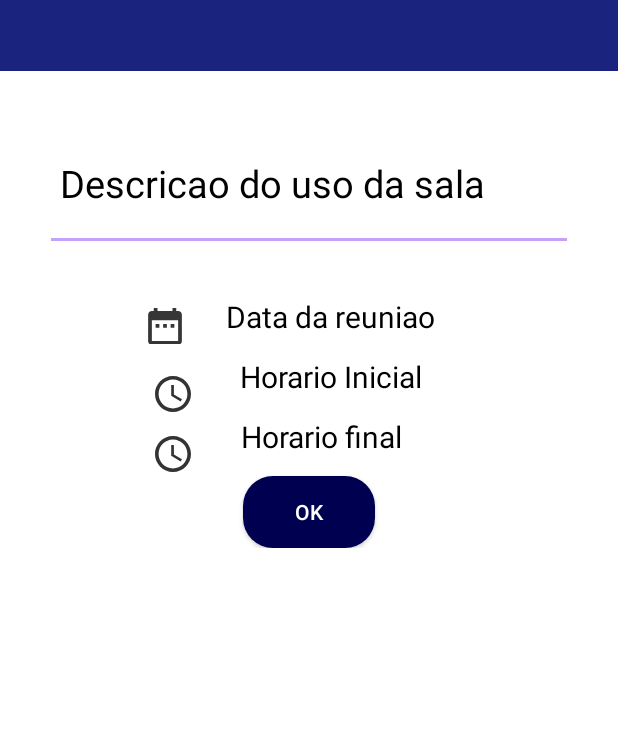
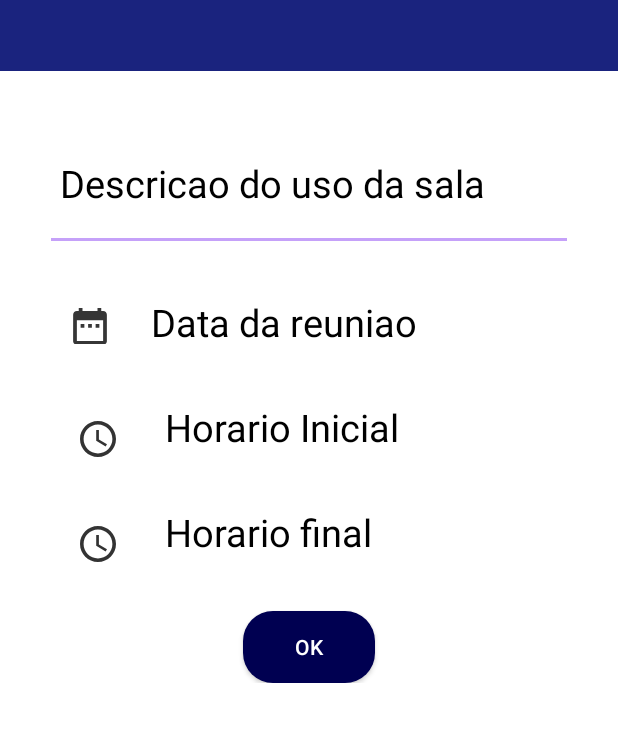
Before and after one commit to TassyH/ReservaDeSalaApp, an Android app: the ReservaSalaActivity screen opened directly, with no data from a screen before it, after a tap on an icon or button, on a phone screen of 412 x 824 dp, the part 79-821 px from its top. Run offline under Robolectric (Android 15) with nearby library versions, the phone set to English and light mode, and no system bars.

Commit message:
app com todsd as funcionalidades 'ok' mas ainda falta arrumar

```diff
--- a/app/src/main/java/com/example/ui/controledesalas/ServidorHttp/VerificadorApagarReserva.java
+++ b/app/src/main/java/com/example/ui/controledesalas/ServidorHttp/VerificadorApagarReserva.java
@@ -19,7 +19,7 @@ public class VerificadorApagarReserva extends AsyncTask<String, Void, String>
         {
             URL url = new URL(urlWS);
             HttpURLConnection conn = (HttpURLConnection) url.openConnection();
-            conn.setRequestMethod("GET");
+            conn.setRequestMethod("POST");
             conn.setRequestProperty("authorization", "secret");
             conn.setRequestProperty("id_reserva", strings[0]);
             conn.setConnectTimeout(2000);
--- a/app/src/main/java/com/example/ui/controledesalas/activityfragments/ContaUsuarioFragment.java
+++ b/app/src/main/java/com/example/ui/controledesalas/activityfragments/ContaUsuarioFragment.java
@@ -73,4 +73,5 @@ public class ContaUsuarioFragment extends Fragment {
                 });
                 return view;
             }
-        }
+
+}
--- a/app/src/main/java/com/example/ui/controledesalas/activityfragments/ListaReservasFragment.java
+++ b/app/src/main/java/com/example/ui/controledesalas/activityfragments/ListaReservasFragment.java
@@ -100,4 +100,5 @@ public class ListaReservasFragment extends Fragment {
         }
 
 
-    }
+
+}
--- a/app/src/main/java/com/example/ui/controledesalas/activitysnormal/CadastroReservaActivity.java
+++ b/app/src/main/java/com/example/ui/controledesalas/activitysnormal/CadastroReservaActivity.java
@@ -1,6 +1,7 @@
 package com.example.ui.controledesalas.activitysnormal;
 
 import androidx.appcompat.app.AppCompatActivity;
+import androidx.cardview.widget.CardView;
 import androidx.fragment.app.DialogFragment;
 
 import android.app.DatePickerDialog;
@@ -35,7 +36,6 @@ import java.util.Date;
 
 public class CadastroReservaActivity extends AppCompatActivity implements TimePickerDialog.OnTimeSetListener, DatePickerDialog.OnDateSetListener {
     public static final String TITULO_APPBAR = "Realizar reservas";
-    ImageButton btndata, btnhoraI, btnhoraF;
     Button btnFinalizarReserva;
     TextView textoData, edNomeLocador;
     EditText edDrescricaoLocador;
@@ -60,24 +60,17 @@ public class CadastroReservaActivity extends AppCompatActivity implements TimePi
 
         configuraHora = getSharedPreferences("HORA_INICIAL", 0);
         btnFinalizarReserva = (Button) findViewById(R.id.btFinalReserva);
-        ImageButton btndata = (ImageButton) findViewById(R.id.btn_data);
-        ImageButton btnhorai = (ImageButton) findViewById(R.id.btn_horai);
-        ImageButton btnhoraf = (ImageButton) findViewById(R.id.btn_horaf);
         textoData = (TextView) findViewById(R.id.text_print_data);
         horaInicio = (TextView) findViewById(R.id.text_horaioInicial);
         horaFim = (TextView) findViewById(R.id.text_horaioFinal);
         edDrescricaoLocador = (EditText) findViewById(R.id.ed_descricao);
-       // edNomeLocador = (TextView) findViewById(R.id.ed_nome_organizador);
-
-
-//////////////////////////METODOS ONCLICK////////////////////////////////////////////////////////
+        CardView cardHorai = findViewById(R.id.cardHoraI);
+        CardView cardHoraf = findViewById(R.id.cardHoraF);
+        CardView cardData = findViewById(R.id.cardData);
 
         btnFinalizarReserva.setOnClickListener(new View.OnClickListener() {
             @Override
             public void onClick(View v) {
-
-
-                /////////////////////////////CADASTRO RESERVA ////////////////////////////////////////////////////////////////
 
                 String descricaoString = edDrescricaoLocador.getText().toString().trim();
                 String authReturn = "";
@@ -133,14 +126,14 @@ public class CadastroReservaActivity extends AppCompatActivity implements TimePi
 
 
         ////////////////////////////data e hora //////////////////////////////////////
-        btndata.setOnClickListener(new View.OnClickListener() {
+        cardData.setOnClickListener(new View.OnClickListener() {
             @Override
             public void onClick(View v) {
                 datePickerCalendar.show(getSupportFragmentManager(),"Date Picker");
 
             }
         });
-        btnhorai.setOnClickListener(new View.OnClickListener() {
+        cardHorai.setOnClickListener(new View.OnClickListener() {
             @Override
             public void onClick(View v) {
                 timePickerCalendar.show(getSupportFragmentManager(), "Time Picker");
@@ -152,7 +145,7 @@ public class CadastroReservaActivity extends AppCompatActivity implements TimePi
 
             }
         });
-        btnhoraf.setOnClickListener(new View.OnClickListener() {
+        cardHoraf.setOnClickListener(new View.OnClickListener() {
             @Override
             public void onClick(View v) {
                 timePickerCalendar.show(getSupportFragmentManager(), "Time Picker");
--- a/app/src/main/java/com/example/ui/controledesalas/activitysnormal/ReservaSalaActivity.java
+++ b/app/src/main/java/com/example/ui/controledesalas/activitysnormal/ReservaSalaActivity.java
@@ -53,13 +53,8 @@ public class ReservaSalaActivity extends AppCompatActivity {
         inicializacaoDosComponentes();
         exibirDadosReserva();
         cadastrarReserva();
-        excluirReserva();
-
-
-
 
         final ImageButton btn_infor = findViewById(R.id.btn_infor);
-        //  TextView tx_titulo = findViewById(R.id.txt_titulo_sala);
         TextView tx_nome = findViewById(R.id.tx_nome_sala);
         TextView tx_local = findViewById(R.id.tx_local_sala);
         TextView tx_latitude = findViewById(R.id.tx_latitude_sala);
@@ -67,16 +62,11 @@ public class ReservaSalaActivity extends AppCompatActivity {
         TextView tx_quantPessoas = findViewById(R.id.tx_quantPessoas_sala);
         TextView tx_refrigeracao = findViewById(R.id.tx_refrigeracao_sala);
         TextView tx_area_sala = findViewById(R.id.tx_area_sala);
-       /* TextView tx_dataAlteracao = findViewById(R.id.tx_dataAlteracao_sala);
-        TextView tx_dataCriacao = findViewById(R.id.tx_dataCriacao_sala);*/
         TextView tx_midia = findViewById(R.id.tx_possuiMidia_sala);
-        TextView tx_reservaHoraInicial = findViewById(R.id.item_datahora_inicial);
-        TextView tx_reservaHoraFinal = findViewById(R.id.item_datahora_final);
-        TextView tx_reservaDescricao = findViewById(R.id.item_descricao_reserva);
-        TextView tx_reservaNomeSala = findViewById(R.id.item_nome_sala);
         final ConstraintLayout expandir = findViewById(R.id.layoutExpand);
         final CardView cardView = findViewById(R.id.card_reserva);
 
+        SharedPreferences preferences = getSharedPreferences(mypreference, Context.MODE_PRIVATE);
 
         btn_infor.setOnClickListener(new View.OnClickListener() {
             @Override
@@ -101,7 +91,7 @@ public class ReservaSalaActivity extends AppCompatActivity {
 ///////////////////////////////////////////////////////////////////////////////////////////////////
 
         try {
-            SharedPreferences preferences = getSharedPreferences(mypreference, Context.MODE_PRIVATE);
+
             String idOrg = preferences.getString("userIdOrganizacao", null);
             String listaSalasFromPref = "";
             listaSalasFromPref = preferences.getString("listaSalas", null);
@@ -129,6 +119,8 @@ public class ReservaSalaActivity extends AppCompatActivity {
                     editor.putString("idSala", Integer.toString(idSala));
                     editor.commit();
 
+                    atualizarListaReservas(idOrg);
+
 
                     tx_nome.setText(nome);
                     tx_local.setText("Localizacao: " + local);
@@ -152,7 +144,6 @@ public class ReservaSalaActivity extends AppCompatActivity {
 
 
         try {
-            SharedPreferences preferences = getSharedPreferences("USER_LOGIN", 0);
             String userid = preferences.getString("idSala", null);
 
             String verifReservas = "";
@@ -161,7 +152,6 @@ public class ReservaSalaActivity extends AppCompatActivity {
             if (verifReservas.length() > 0) {
                 JSONArray reservaJson = new JSONArray(verifReservas);
                 System.out.println("reserva: " + verifReservas);
-
                 for (int i = 0; i < reservaJson.length(); i++) {
                     JSONObject reservaJsonObjeto = reservaJson.getJSONObject(i);
 
@@ -172,18 +162,16 @@ public class ReservaSalaActivity extends AppCompatActivity {
                     String dataHoraFim = reservaJsonObjeto.getString("dataHoraFim");
                     String descricao = reservaJsonObjeto.getString("descricao");
                     String nomeOrganizador = reservaJsonObjeto.getString("nomeOrganizador");
-                    SharedPreferences.Editor editor = preferences.edit();
-                    editor.putString("reservaId", Integer.toString(id));
-                    editor.commit();
+
+                    excluirReserva(id);
 
                     Reserva novaReserva = new Reserva();
+                    novaReserva.setId(id);
                     novaReserva.setNomeOrganizador(nomeOrganizador);
                     novaReserva.setDescricao(descricao);
                     novaReserva.setHoraIncial(dataHoraInicio);
                     novaReserva.setHoraFinal(dataHoraFim);
                     reservas.add(novaReserva);
-
-
 
                 }
 
@@ -215,34 +203,44 @@ public class ReservaSalaActivity extends AppCompatActivity {
         });
 
 
+    }
+
+    private void atualizarListaReservas(String idOrg) {
+    }
+
+    private void cadastrarReserva() {
+    }
+
+    private void excluirReserva(int id) {
+        SharedPreferences preferences = getSharedPreferences("USER_LOGIN", 0);
+        SharedPreferences.Editor editor = preferences.edit();
+        editor.putString("reservaId", Integer.toString(id));
+        editor.commit();
 
         ListView listaDeReservas = findViewById(R.id.listViewReservas);
         listaDeReservas.setOnItemLongClickListener(new AdapterView.OnItemLongClickListener() {
             @Override
             public boolean onItemLongClick(AdapterView<?> parent, View view, final int position, long id) {
-             /*   SharedPreferences preferences = getSharedPreferences("USER_LOGIN", 0);
-                System.out.println(preferences.getString("reservaId", null));*/
 
                 new AlertDialog.Builder(ReservaSalaActivity.this).setTitle("Deletar").setMessage("quer mesmo deletar essa reserva bro?")
                         .setPositiveButton("sim", new DialogInterface.OnClickListener() {
                             @Override
                             public void onClick(DialogInterface dialog, int which) {
                                 SharedPreferences preferences = getSharedPreferences("USER_LOGIN", 0);
-                                String verifDeleteReserva = "";
-                                String idReservaDoPref = "";
-                                idReservaDoPref = preferences.getString("reservaId", null);
-                                idReservaDoPref = String.valueOf(reservas.get(position).getId());
-                                int idUsuarioDaReservaEfetuada = reservas.get(position).getId_usuario();
+                                 String verifDeleteReserva = "";
+                                  String user  =  preferences.getString("userId", null);
+                                 // int idUsuarioDaReservaEfetuada = reservas.get(position).getId_usuario();
+                                  int idReserva = reservas.get(position).getId();
 
+                                   System.out.println("id da reserva pra excluir reserva: " + idReserva);
+                                   System.out.println("id user brabo : " + user);
 
-                                System.out.println("id da reserva pra excluir reserva: " + idReservaDoPref);
-
-                                if (idUsuarioDaReservaEfetuada == Integer.parseInt(preferences.getString("userId", null))) {
+                                if (user ==(preferences.getString("userId", null))) {
                                     try {
-                                        verifDeleteReserva = new VerificadorApagarReserva().execute(idReservaDoPref).get();
+                                        verifDeleteReserva = new VerificadorApagarReserva().execute(String.valueOf(idReserva)).get();
+                                        System.out.println("servidor delete: "+ verifDeleteReserva);
                                         if (verifDeleteReserva.equals("A reserva foi cancelada com sucesso")) {
                                             reservas.remove(position);
-                                            adapter.notifyDataSetChanged();
                                             Toast.makeText(ReservaSalaActivity.this, "Reserva excluida com sucesso", Toast.LENGTH_SHORT).show();
                                         } else {
                                             Toast.makeText(ReservaSalaActivity.this, "Erro ao exluir reserva", Toast.LENGTH_SHORT).show();
@@ -260,23 +258,18 @@ public class ReservaSalaActivity extends AppCompatActivity {
                         .show();
                 return true;
 
-                            }
-                        });
+            }
+        });
 
 
 
 
     }
 
-    private void cadastrarReserva() {
-    }
-
-    private void excluirReserva() {
-    }
-
     private void exibirDadosReserva() {
     }
 
-    private void inicializacaoDosComponentes() {
+    private void inicializacaoDosComponentes(){
+
     }
 }
--- a/app/src/main/java/com/example/ui/controledesalas/ui/fragment_main/MyPageAdapter.java
+++ b/app/src/main/java/com/example/ui/controledesalas/ui/fragment_main/MyPageAdapter.java
@@ -9,7 +9,6 @@ import com.example.ui.controledesalas.activityfragments.ListaReservasFragment;
 import com.example.ui.controledesalas.activityfragments.ListaSalasFragment;
 
  public class MyPageAdapter  extends FragmentPagerAdapter {
-    //integer to count number of tabs
      int tabCount;
 
      //Constructor to the class
--- a/app/src/main/res/layout/item_cadastro_reserva.xml
+++ b/app/src/main/res/layout/item_cadastro_reserva.xml
@@ -31,27 +31,30 @@
         </LinearLayout>
 
     <androidx.cardview.widget.CardView
+            android:id="@+id/cardData"
             android:layout_width="wrap_content"
-            android:layout_height="40dp"
+            android:layout_height="70dp"
             app:cardElevation="0dp"
             app:cardMaxElevation="0dp"
             app:cardCornerRadius="1dp"
             app:cardUseCompatPadding="true"
             app:cardPreventCornerOverlap="false"
             android:background="@null"
+             android:layout_marginEnd="10dp"
             android:padding="20dp">
 
         <LinearLayout
             android:layout_width="match_parent"
-            android:layout_height="40dp">
+            android:layout_height="40dp"
+            android:gravity="start">
 
 
             <ImageButton
                 android:id="@+id/btn_data"
                 android:layout_width="60dp"
                 android:layout_height="40dp"
+                android:layout_marginStart="30dp"
                 android:background="@color/corBranco"
-                android:layout_marginStart="80dp"
                 app:srcCompat="@drawable/icon_calendarioo" />
 
             <TextView
@@ -60,9 +63,9 @@
                 android:layout_height="wrap_content"
                 android:layout_marginHorizontal="10dp"
                 android:text="Data da reuniao"
-                android:textSize="20dp"
                 android:textAlignment="textEnd"
-                android:textColor="@color/corBack">
+                android:textColor="@color/corBack"
+                android:textSize="25dp">
 
             </TextView>
 
@@ -71,8 +74,9 @@
 
 
         <androidx.cardview.widget.CardView
+            android:id="@+id/cardHoraI"
             android:layout_width="wrap_content"
-            android:layout_height="40dp"
+            android:layout_height="70dp"
             app:cardElevation="0dp"
             app:cardMaxElevation="0dp"
             app:cardCornerRadius="1dp"
@@ -90,7 +94,7 @@
                 android:layout_width="70dp"
                 android:layout_height="50dp"
                 android:background="@color/corBranco"
-                android:layout_marginStart="80dp"
+                android:layout_marginStart="30dp"
                 app:srcCompat="@drawable/icon_horai" />
 
             <TextView
@@ -98,10 +102,10 @@
                 android:layout_width="wrap_content"
                 android:layout_height="wrap_content"
                 android:textColor="@color/corBack"
-                android:textAlignment="center"
                 android:layout_marginHorizontal="10dp"
                 android:hint="Horario Inicial"
-                android:textSize="20dp"
+                android:textSize="25dp"
+                android:textAlignment="textStart"
                 android:textColorHint="@android:color/black">
 
             </TextView>
@@ -111,8 +115,9 @@
         </androidx.cardview.widget.CardView>
 
         <androidx.cardview.widget.CardView
+            android:id="@+id/cardHoraF"
             android:layout_width="wrap_content"
-            android:layout_height="40dp"
+            android:layout_height="70dp"
             app:cardElevation="0dp"
             app:cardMaxElevation="0dp"
             app:cardCornerRadius="1dp"
@@ -129,17 +134,17 @@
                 android:layout_width="70dp"
                 android:layout_height="50dp"
                 android:background="@color/corBranco"
-                android:layout_marginStart="80dp"
+                android:layout_marginStart="30dp"
                 app:srcCompat="@drawable/icon_horai" />
 
             <TextView
                 android:id="@+id/text_horaioFinal"
                 android:layout_width="wrap_content"
                 android:layout_height="wrap_content"
-                android:textAlignment="center"
+                android:textAlignment="textStart"
                 android:textColor="@color/corBack"
                 android:layout_marginHorizontal="10dp"
-                android:textSize="20dp"
+                android:textSize="25dp"
                 android:textColorHint="@android:color/black"
                 android:hint="Horario final">
 
--- a/app/src/main/res/values/colors.xml
+++ b/app/src/main/res/values/colors.xml
@@ -3,6 +3,7 @@
     <color name="colorPrimary">#1a237e</color>
     <color name="colorPrimaryDark">#000051</color>
     <color name="colorAccent">#5E6200EE</color>
+    <color name="corBarView">#fa8100</color>
 
     <color name="corBack">#000000</color>
     <color name="corBranco">#ffffff</color>
```
Also changed, not shown: app/src/main/java/com/example/ui/controledesalas/Adapter/ListaReservasAdapter.java (+20 -9 lines), app/src/main/java/com/example/ui/controledesalas/ui/fragment_main/MainActivity.java (+7 -22 lines), app/src/main/res/layout/activity_main.xml (+11 -5 lines), app/src/main/res/layout/activity_reserva_sala.xml (+9 -4 lines). Lines whose indentation alone changed are shown as unchanged.
